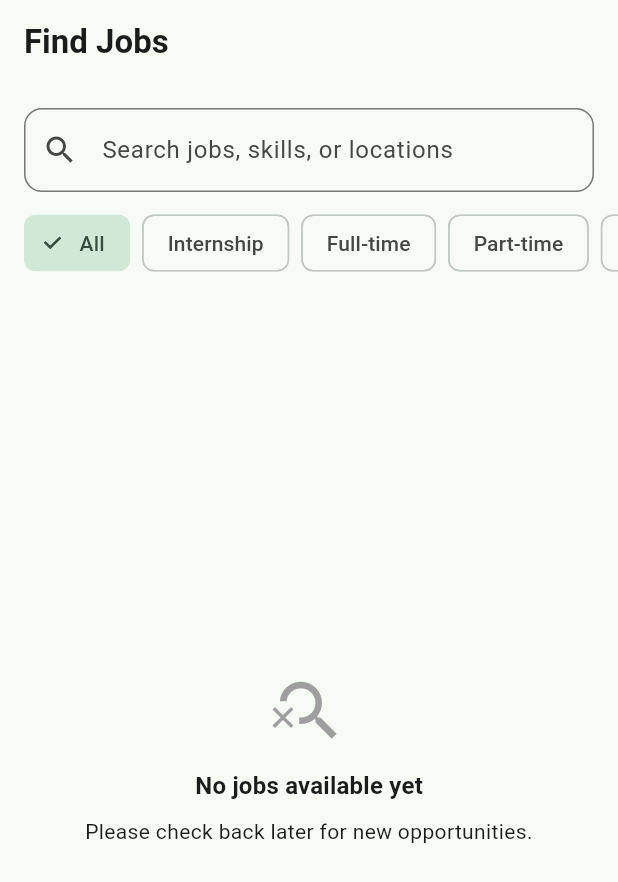
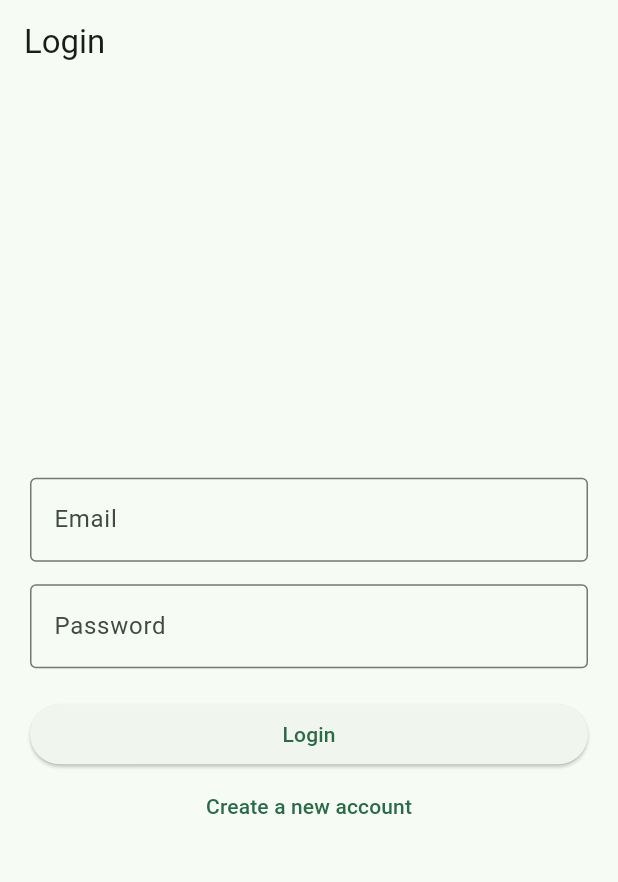
Before and after one commit to JesseN661/Tujiajiri, a Flutter app: the screen it shows after launch, on a phone screen of 412 x 824 dp. Shown: the top 882 px of the screen. Run offline on Flutter 3.47's test engine with Material 3 defaults, Android fonts, the phone set to English and light mode, and no system bars; our stand-ins replace cloud_firestore, firebase_auth, firebase_core, shared_preferences; accounts and stored records are empty.

Commit message:
Add profile, skills, preferences and authentication

```diff
--- /dev/null
+++ b/lib/features/auth/data/auth_repository.dart
@@ -0,0 +1,30 @@
+
+import 'package:firebase_auth/firebase_auth.dart';
+
+class AuthRepository {
+  final FirebaseAuth _auth = FirebaseAuth.instance;
+
+  Future<User?> register(String email, String password) async {
+    final result = await _auth.createUserWithEmailAndPassword(
+      email: email,
+      password: password,
+    );
+
+    return result.user;
+  }
+
+  Future<User?> login(String email, String password) async {
+    final result = await _auth.signInWithEmailAndPassword(
+      email: email,
+      password: password,
+    );
+
+    return result.user;
+  }
+
+  Future<void> logout() async {
+    await _auth.signOut();
+  }
+
+  User? get currentUser => _auth.currentUser;
+}
--- /dev/null
+++ b/lib/features/auth/presentation/login_screen.dart
@@ -0,0 +1,104 @@
+import 'package:flutter/material.dart';
+import '../data/auth_repository.dart';
+import 'register_screen.dart';
+
+class LoginScreen extends StatefulWidget {
+  const LoginScreen({super.key});
+
+  @override
+  State<LoginScreen> createState() => _LoginScreenState();
+}
+
+class _LoginScreenState extends State<LoginScreen> {
+  final emailController = TextEditingController();
+  final passwordController = TextEditingController();
+  final AuthRepository authRepository = AuthRepository();
+
+  bool loading = false;
+
+  Future<void> login() async {
+    setState(() => loading = true);
+
+    try {
+      final user = await authRepository.login(
+        emailController.text.trim(),
+        passwordController.text.trim(),
+      );
+
+      if (!mounted) return;
+
+      if (user != null) {
+        ScaffoldMessenger.of(context).showSnackBar(
+          const SnackBar(content: Text('Login successful!')),
+        );
+      }
+    } catch (e) {
+      if (!mounted) return;
+
+      ScaffoldMessenger.of(context).showSnackBar(
+        SnackBar(content: Text('Login failed: $e')),
+      );
+    }
+
+    if (mounted) {
+      setState(() => loading = false);
+    }
+  }
+
+  @override
+  void dispose() {
+    emailController.dispose();
+    passwordController.dispose();
+    super.dispose();
+  }
+
+  @override
+  Widget build(BuildContext context) {
+    return Scaffold(
+      appBar: AppBar(title: const Text('Login')),
+      body: Padding(
+        padding: const EdgeInsets.all(20),
+        child: Column(
+          mainAxisAlignment: MainAxisAlignment.center,
+          children: [
+            TextField(
+              controller: emailController,
+              decoration: const InputDecoration(
+                labelText: 'Email',
+                border: OutlineInputBorder(),
+              ),
+            ),
+            const SizedBox(height: 15),
+            TextField(
+              controller: passwordController,
+              obscureText: true,
+              decoration: const InputDecoration(
+                labelText: 'Password',
+                border: OutlineInputBorder(),
+              ),
+            ),
+            const SizedBox(height: 20),
+            SizedBox(
+              width: double.infinity,
+              child: ElevatedButton(
+                onPressed: loading ? null : login,
+                child: Text(loading ? 'Please wait...' : 'Login'),
+              ),
+            ),
+            TextButton(
+              onPressed: () {
+                Navigator.push(
+                  context,
+                  MaterialPageRoute(
+                    builder: (context) => const RegisterScreen(),
+                  ),
+                );
+              },
+              child: const Text('Create a new account'),
+            ),
+          ],
+        ),
+      ),
+    );
+  }
+}
--- a/lib/main.dart
+++ b/lib/main.dart
@@ -1,7 +1,9 @@
 import 'package:firebase_core/firebase_core.dart';
+import 'package:firebase_auth/firebase_auth.dart';
 import 'package:flutter/material.dart';
 import 'package:provider/provider.dart';
 
+import 'features/auth/presentation/login_screen.dart';
 import 'features/jobs/presentation/jobs_screen.dart';
 import 'features/jobs/state/job_search_controller.dart';
 import 'firebase_options.dart';
@@ -9,7 +11,9 @@ import 'firebase_options.dart';
 Future<void> main() async {
   WidgetsFlutterBinding.ensureInitialized();
 
-  await Firebase.initializeApp(options: DefaultFirebaseOptions.currentPlatform);
+  await Firebase.initializeApp(
+    options: DefaultFirebaseOptions.currentPlatform,
+  );
 
   runApp(const TujiajiriApp());
 }
@@ -25,11 +29,37 @@ class TujiajiriApp extends StatelessWidget {
         title: 'Tujiajiri',
         debugShowCheckedModeBanner: false,
         theme: ThemeData(
-          colorScheme: ColorScheme.fromSeed(seedColor: const Color(0xFF146C43)),
+          colorScheme: ColorScheme.fromSeed(
+            seedColor: const Color(0xFF146C43),
+          ),
           useMaterial3: true,
         ),
-        home: const JobsScreen(),
+        home: const AuthGate(),
       ),
     );
   }
 }
+
+class AuthGate extends StatelessWidget {
+  const AuthGate({super.key});
+
+  @override
+  Widget build(BuildContext context) {
+    return StreamBuilder<User?>(
+      stream: FirebaseAuth.instance.authStateChanges(),
+      builder: (context, snapshot) {
+        if (snapshot.connectionState == ConnectionState.waiting) {
+          return const Scaffold(
+            body: Center(child: CircularProgressIndicator()),
+          );
+        }
+
+        if (snapshot.hasData) {
+          return const JobsScreen();
+        }
+
+        return const LoginScreen();
+      },
+    );
+  }
+}
--- a/pubspec.yaml
+++ b/pubspec.yaml
@@ -31,12 +31,15 @@ dependencies:
   flutter:
     sdk: flutter
 
+
   # The following adds the Cupertino Icons font to your application.
   # Use with the CupertinoIcons class for iOS style icons.
   cupertino_icons: ^1.0.8
   firebase_core: ^5.1.0
   cloud_firestore: ^7.1.0
+  shared_preferences: ^2.5.4
   provider: ^6.1.5+1
+  firebase_auth: ^7.1.0
 
 dev_dependencies:
   flutter_test:
```
Also changed, not shown: lib/features/auth/presentation/register_screen.dart (added, +108 -0 lines), lib/features/jobs/presentation/jobs_screen.dart (+14 -0 lines), lib/features/profile/data/profile_repository.dart (added, +27 -0 lines), lib/features/profile/presentation/preferences_screen.dart (added, +104 -0 lines), lib/features/profile/presentation/profile_screen.dart (added, +179 -0 lines), lib/features/profile/presentation/skills_screen.dart (added, +108 -0 lines), lib/features/profile/theme_controller.dart (added, +27 -0 lines), pubspec.lock, 4 other files.
